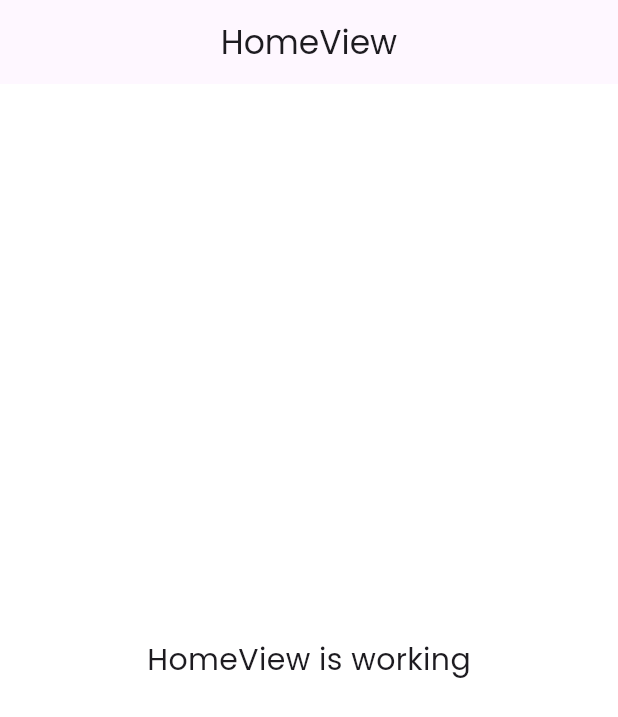
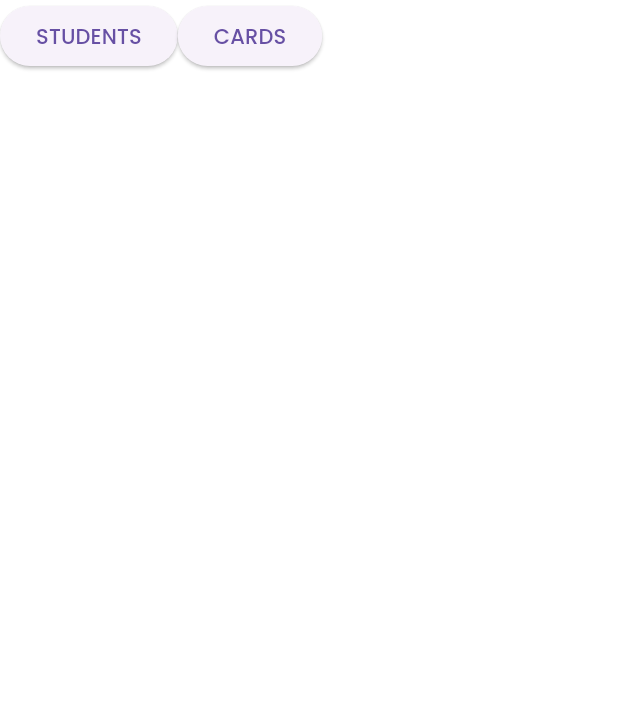
Before and after one commit to navetacandra/attendance-app, a Flutter app: the screen it shows after launch, on a phone screen of 412 x 824 dp. Shown: the top 717 px of the screen. Run offline on Flutter 3.47's test engine with Material 3 defaults, Android fonts, the phone set to English and light mode, and no system bars; drawn by our look-alikes of sliding_up_panel; our stand-ins replace get, google_fonts; missing offline and left inert: art_sweetalert, dart:ffi, ez_validator.

Commit message:
feat: create proto home page

```diff
--- a/lib/app/modules/home/bindings/home_binding.dart
+++ b/lib/app/modules/home/bindings/home_binding.dart
@@ -5,8 +5,6 @@ import '../controllers/home_controller.dart';
 class HomeBinding extends Bindings {
   @override
   void dependencies() {
-    Get.lazyPut<HomeController>(
-      () => HomeController(),
-    );
+    Get.put<HomeController>(HomeController());
   }
 }
--- a/lib/app/modules/home/controllers/home_controller.dart
+++ b/lib/app/modules/home/controllers/home_controller.dart
@@ -1,7 +1,8 @@
+import 'package:attendance_app/app/controllers/http_controller.dart';
 import 'package:get/get.dart';
 
 class HomeController extends GetxController {
-  //TODO: Implement HomeController
+  // final streamStudent = HttpController.streamList("/students");
 
   final count = 0.obs;
   @override
@@ -17,6 +18,7 @@ class HomeController extends GetxController {
   @override
   void onClose() {
     super.onClose();
+    // streamStudent.close();
   }
 
   void increment() => count.value++;
--- a/lib/app/modules/home/views/home_view.dart
+++ b/lib/app/modules/home/views/home_view.dart
@@ -1,22 +1,57 @@
+import 'package:attendance_app/app/routes/app_pages.dart';
 import 'package:flutter/material.dart';
-
 import 'package:get/get.dart';
-
+import 'package:sliding_up_panel/sliding_up_panel.dart';
 import '../controllers/home_controller.dart';
 
 class HomeView extends GetView<HomeController> {
-  const HomeView({Key? key}) : super(key: key);
+  HomeView({super.key});
+  final PanelController _pc = PanelController();
   @override
   Widget build(BuildContext context) {
-    return Scaffold(
-      appBar: AppBar(
-        title: const Text('HomeView'),
-        centerTitle: true,
-      ),
-      body: const Center(
-        child: Text(
-          'HomeView is working',
-          style: TextStyle(fontSize: 20),
+    return PopScope(
+      canPop: false,
+      onPopInvoked: (didPop) {
+        final action = _pc.isPanelOpen ? _pc.close : Get.back;
+        action();
+      },
+      child: SlidingUpPanel(
+        defaultPanelState: PanelState.CLOSED,
+        controller: _pc,
+        isDraggable: false,
+        minHeight: 0,
+        maxHeight: Get.height * 0.8,
+        panel: Container(
+          decoration: const BoxDecoration(
+            color: Colors.black,
+            borderRadius: BorderRadius.only(
+              topLeft: Radius.circular(20),
+              topRight: Radius.circular(20),
+            ),
+          ),
+        ),
+        body: Scaffold(
+          body: SafeArea(
+            child: Wrap(
+              direction: Axis.horizontal,
+              children: <Widget>[
+                ElevatedButton(
+                  child: const Text("STUDENTS"),
+                  onPressed: () {
+                    Get.toNamed(Routes.STUDENTS);
+                    // _pc.open();
+                  },
+                ),
+                ElevatedButton(
+                  child: const Text("CARDS"),
+                  onPressed: () {
+                    Get.toNamed(Routes.CARDS);
+                    // _pc.open();
+                  },
+                ),
+              ],
+            ),
+          ),
         ),
       ),
     );
```
